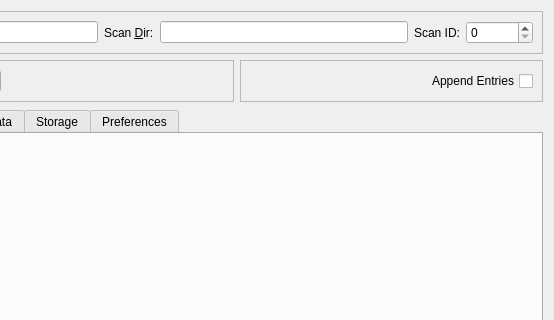
Above: nxselector/ui/selector.ui from nexdatas/nxselector before the change; both pictures show x 231 to 785 and y 0 to 320 of the 785 by 602 pixel window. Below: the same form after it.
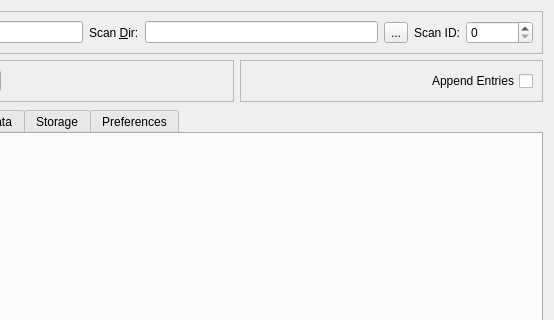
That is the form after the change.

```diff
--- a/nxselector/ui/selector.ui
+++ b/nxselector/ui/selector.ui
@@ -53,6 +53,13 @@
           <item>
            <widget class="QLineEdit" name="fileScanDirLineEdit"/>
           </item>
+          <item>
+           <widget class="QToolButton" name="fileScanDirToolButton">
+            <property name="text">
+             <string>...</string>
+            </property>
+           </widget>
+          </item>
           <item>
            <widget class="QLabel" name="fileScanIDLabel">
             <property name="text">
```
